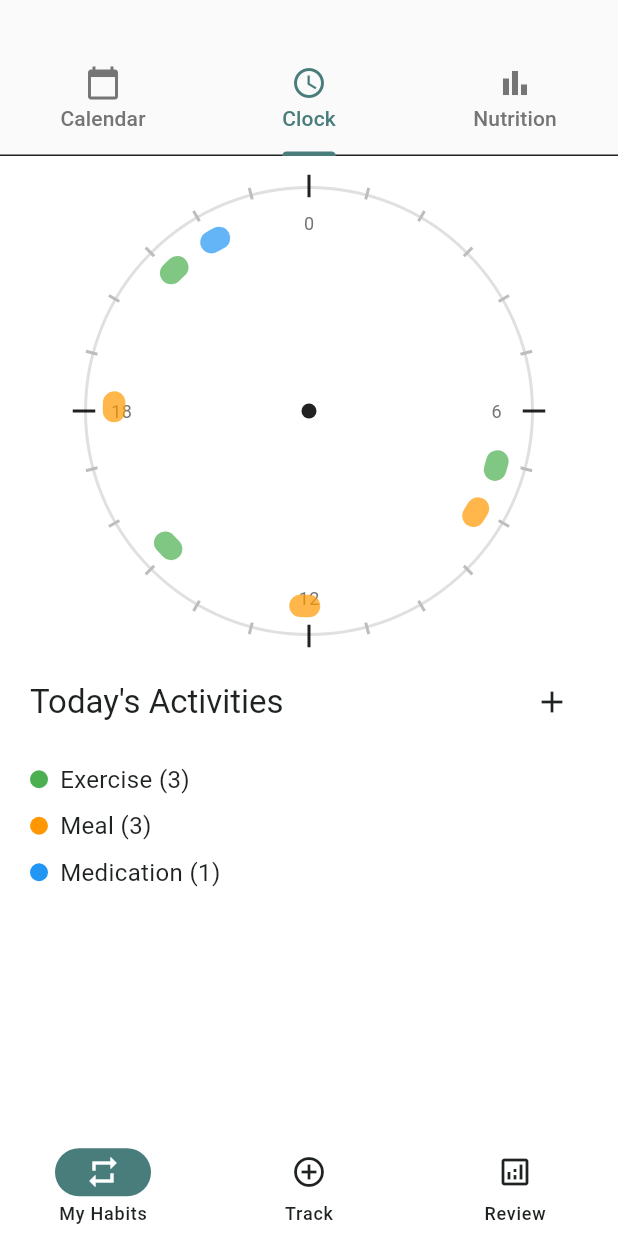
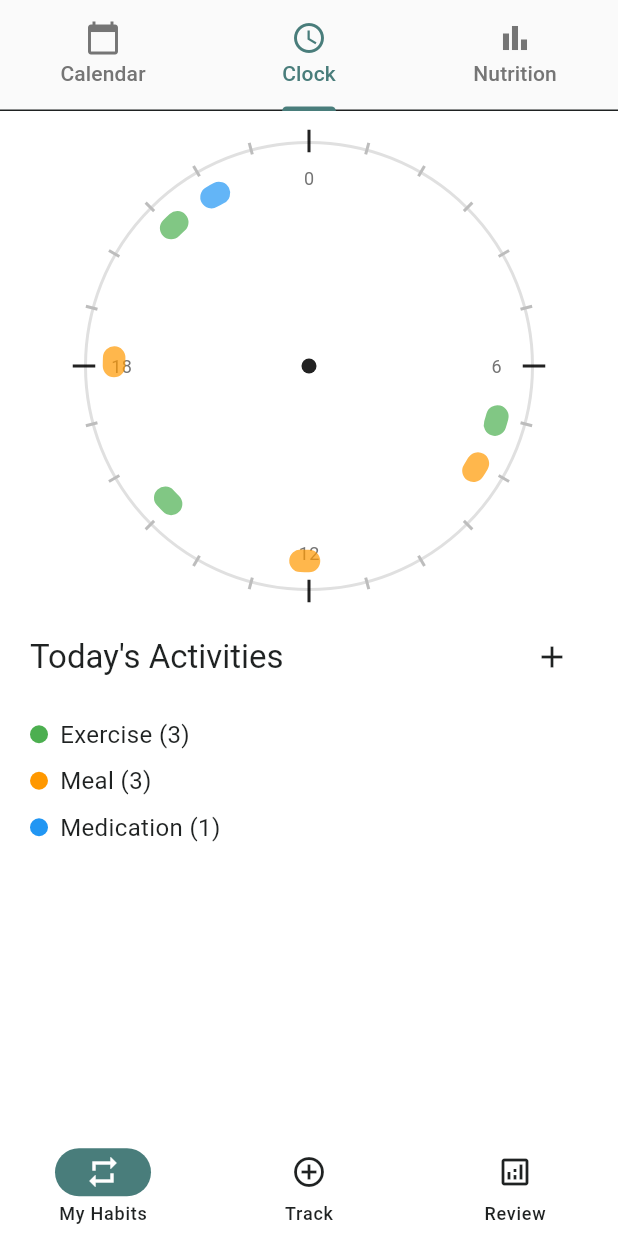
Before and after one commit to kylevon/ai-ventures-hackathon-2025, a Flutter app: the screen it shows after launch, tab 2 chosen, on a phone screen of 412 x 824 dp. Run offline on Flutter 3.47's test engine with Material 3 defaults, Android fonts, the phone set to English and light mode, and no system bars; our stand-ins replace flutter_riverpod, go_router, table_calendar.

Commit message:
feat: top navigation bar doesn't have empty space

```diff
--- a/lib/features/navigation/presentation/screens/main_screen.dart
+++ b/lib/features/navigation/presentation/screens/main_screen.dart
@@ -29,9 +29,7 @@ class _MainScreenState extends State<MainScreen> {
   @override
   Widget build(BuildContext context) {
     return Scaffold(
-      body: SafeArea(
-        child: _buildCurrentScreen(),
-      ),
+      body: _buildCurrentScreen(),
       bottomNavigationBar: BottomNavBar(
         selectedIndex: _selectedIndex,
         onDestinationSelected: _onDestinationSelected,
--- a/lib/features/shared/presentation/pages/daily_tracking_page.dart
+++ b/lib/features/shared/presentation/pages/daily_tracking_page.dart
@@ -29,7 +29,8 @@ class _DailyTrackingPageState extends State<DailyTrackingPage>
 
   @override
   Widget build(BuildContext context) {
-    return Scaffold(
+    return SafeArea(
+      child: Scaffold(
         appBar: TopNavigationBar(tabController: _tabController),
         body: TabBarView(
           controller: _tabController,
@@ -39,6 +40,7 @@ class _DailyTrackingPageState extends State<DailyTrackingPage>
             NutritionDashboardPage(),
           ],
         ),
+      ),
     );
   }
 }
--- a/lib/features/shared/presentation/widgets/top_navigation_bar.dart
+++ b/lib/features/shared/presentation/widgets/top_navigation_bar.dart
@@ -15,7 +15,10 @@ class TopNavigationBar extends StatelessWidget implements PreferredSizeWidget {
     return AppBar(
       backgroundColor: Colors.grey[50],
       elevation: 0,
-      bottom: TabBar(
+      toolbarHeight: 26,
+      bottom: PreferredSize(
+        preferredSize: const Size.fromHeight(kTextTabBarHeight),
+        child: TabBar(
           controller: tabController,
           labelColor: colorScheme.primary,
           unselectedLabelColor: Colors.grey[600],
@@ -26,10 +29,10 @@ class TopNavigationBar extends StatelessWidget implements PreferredSizeWidget {
             Tab(icon: Icon(Icons.bar_chart), text: 'Nutrition'),
           ],
         ),
+      ),
     );
   }
 
   @override
-  Size get preferredSize =>
-      const Size.fromHeight(kToolbarHeight + kTextTabBarHeight);
+  Size get preferredSize => const Size.fromHeight(kTextTabBarHeight + 26);
 }
```
Lines whose indentation alone changed are shown as unchanged.
